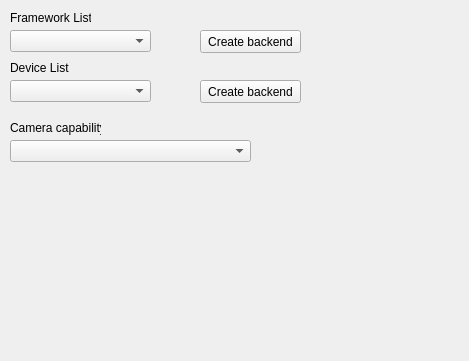
abibas/webcamCaptureNewDesign, file test_app/mainwindow.ui: the form before one commit.
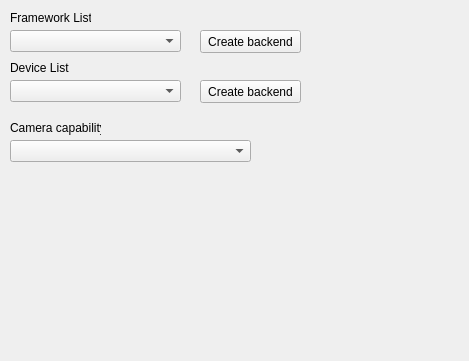
The form after the commit.

What changed in the file:
```diff
--- a/test_app/mainwindow.ui
+++ b/test_app/mainwindow.ui
@@ -45,7 +45,7 @@
      <rect>
       <x>10</x>
       <y>30</y>
-      <width>141</width>
+      <width>171</width>
       <height>22</height>
      </rect>
     </property>
@@ -68,7 +68,7 @@
      <rect>
       <x>10</x>
       <y>80</y>
-      <width>141</width>
+      <width>171</width>
       <height>22</height>
      </rect>
     </property>
```
